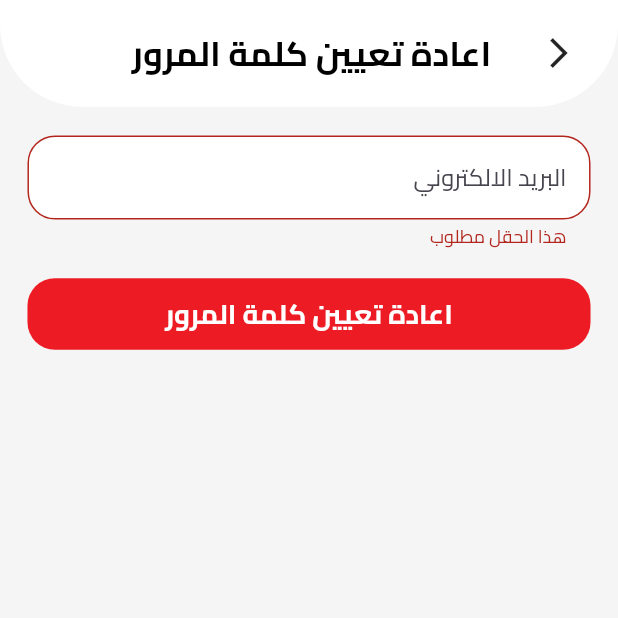
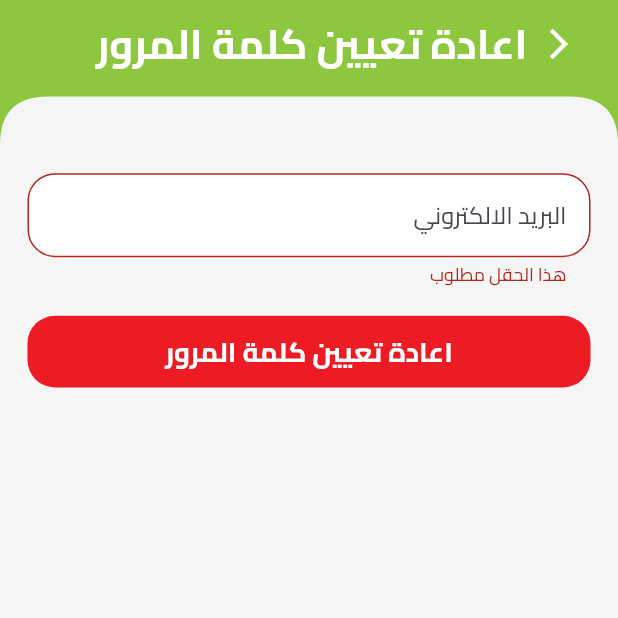
Before and after one commit to ibrahimsiam25/WestElbalad, a Flutter app: the ForgetPasswordView screen opened by its route, after a tap on "اعادة تعيين كلمة المرور", on a phone screen of 412 x 824 dp, the top half of it. Run offline on Flutter 3.47's test engine with Material 3 defaults, Android fonts, the phone set to English and light mode, and no system bars; our stand-ins replace bloc, cached_network_image, cloud_firestore, dartz, firebase_auth, firebase_core and 14 more; missing offline and left inert: svg_flutter; accounts and stored records are empty.

Commit message:
Refactor CustomAppBar Widget and Add CustomClipperPath
- Reorganized import statements for better readability.
- Changed the background color of the CustomAppBar to light green.
- Applied a custom clip path to the app bar using the newly created CustomClipperPath class.
- Updated the text and icon colors to white for better contrast with the new background color.
- Adjusted the layout and spacing of the app bar components for improved visual consistency.
- Added a new file `custom_clippath.dart` containing the CustomClipperPath class for custom clipping.

```diff
--- a/lib/core/widgets/custom_app_bar.dart
+++ b/lib/core/widgets/custom_app_bar.dart
@@ -1,9 +1,9 @@
 import 'package:flutter/material.dart';
+import 'package:flutter_screenutil/flutter_screenutil.dart';
 import 'package:go_router/go_router.dart';
+import 'package:west_elbalad/core/constants/app_colors.dart';
 import 'package:west_elbalad/core/utils/app_styles.dart';
-import 'package:flutter_screenutil/flutter_screenutil.dart';
-import 'package:west_elbalad/core/constants/app_colors.dart';
-import 'package:west_elbalad/core/constants/app_consts.dart';
+import 'package:west_elbalad/core/widgets/custom_clippath.dart';
 
 class CustomAppBar extends StatelessWidget {
   final String title;
@@ -20,17 +20,16 @@ class CustomAppBar extends StatelessWidget {
 
   @override
   Widget build(BuildContext context) {
-    return Container(
+    return ClipPath(
+      clipper: CustomClipperPath(),
+      child: Container(
         decoration: BoxDecoration(
-        color: AppColors.white,
-        borderRadius: BorderRadius.only(
-          bottomLeft: Radius.circular(kRadius48),
-          bottomRight: Radius.circular(kRadius48),
+          color: AppColors.lightGreen,
         ),
-      ),
+        child: SafeArea(
           child: Column(
             children: [
-          SafeArea(child: SizedBox(height: 16.0.h)),
+              SizedBox(height: 8.0.h),
               Row(
                 children: [
                   SizedBox(width: 24.0.w),
@@ -41,13 +40,17 @@ class CustomAppBar extends StatelessWidget {
                           },
                           child: const Icon(
                             Icons.arrow_back_ios_new,
+                            color: AppColors.white,
                           ),
                         )
                       : SizedBox(width: 24.0.w),
                   Spacer(),
                   Text(
                     title,
-                style: AppStyles.title,
+                    style: AppStyles.header.copyWith(
+                      color: AppColors.white,
+                      fontSize: 24.0.sp,
+                    ),
                   ),
                   Spacer(),
                   icon != null
@@ -55,14 +58,17 @@ class CustomAppBar extends StatelessWidget {
                           onTap: onTap,
                           child: Icon(
                             icon,
+                            color: AppColors.white,
                           ),
                         )
                       : SizedBox(width: 24.0.w),
                   SizedBox(width: 24.0.w),
                 ],
               ),
-          SizedBox(height: 16.0.h),
+              SizedBox(height: 40.0.h),
             ],
+          ),
+        ),
       ),
     );
   }
--- /dev/null
+++ b/lib/core/widgets/custom_clippath.dart
@@ -0,0 +1,22 @@
+import 'package:flutter/material.dart';
+
+class CustomClipperPath extends CustomClipper<Path> {
+  @override
+  Path getClip(Size size) {
+    var path = Path();
+    var w = size.width;
+    var h = size.height;
+    path.lineTo(0, h);
+    path.quadraticBezierTo(0, h - 32, 32, h - 32);
+    path.lineTo(w - 32, h - 32);
+    path.quadraticBezierTo(w, h - 32, w, h);
+    path.lineTo(w, 0);
+    path.close();
+    return path;
+  }
+
+  @override
+  bool shouldReclip(CustomClipper<Path> oldClipper) {
+    return false;
+  }
+}
```
Lines whose indentation alone changed are shown as unchanged.
